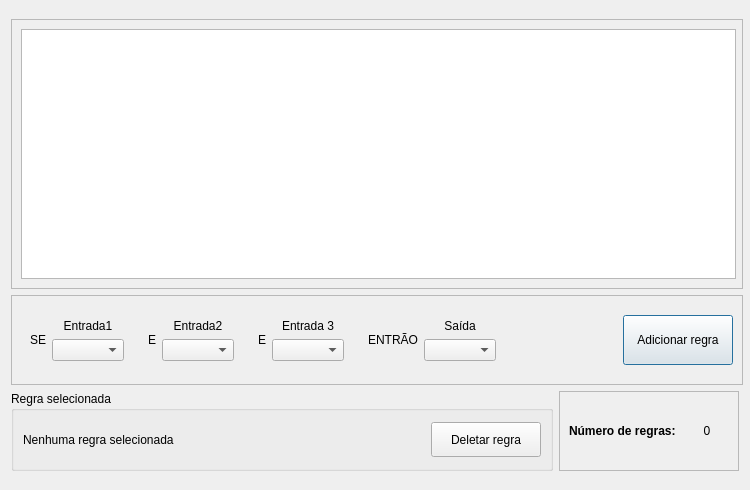
This is src/rulewindow.ui in carvalhojldc/fuzzy-control as Qt 5 draws it before an edit. The edited form follows.
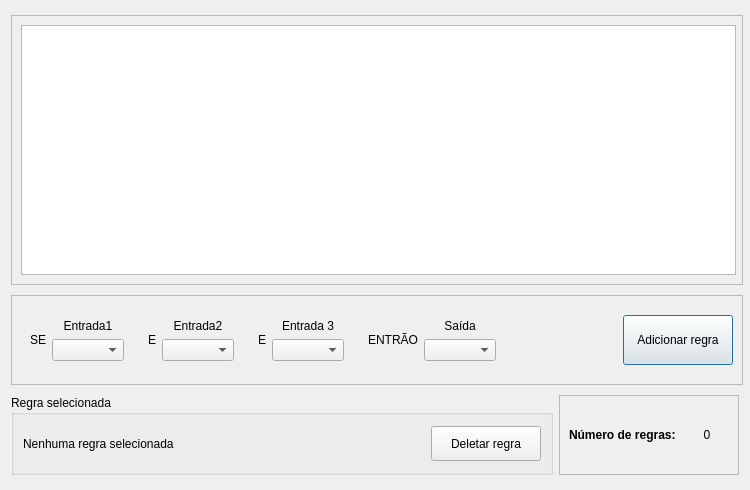
This is the edited form.

Patch:
```diff
--- a/src/rulewindow.ui
+++ b/src/rulewindow.ui
@@ -33,8 +33,6 @@
   </property>
   <layout class="QGridLayout" name="gridLayout_14">
    <item row="0" column="0">
-    <layout class="QGridLayout" name="gridLayout_13">
-     <item row="0" column="0" colspan="2">
       <widget class="QFrame" name="frame_2">
        <property name="sizePolicy">
         <sizepolicy hsizetype="Fixed" vsizetype="Fixed">
@@ -87,7 +85,7 @@
        </layout>
       </widget>
      </item>
-     <item row="1" column="0" colspan="2">
+   <item row="1" column="0">
       <widget class="QFrame" name="frame">
        <property name="minimumSize">
         <size>
@@ -295,6 +293,8 @@
       </widget>
      </item>
      <item row="2" column="0">
+    <layout class="QGridLayout" name="gridLayout_13">
+     <item row="0" column="0">
       <widget class="QGroupBox" name="groupBox">
        <property name="title">
         <string>Regra selecionada</string>
@@ -350,7 +350,7 @@
        </layout>
       </widget>
      </item>
-     <item row="2" column="1">
+     <item row="0" column="1">
       <widget class="QFrame" name="frame_3">
        <property name="minimumSize">
         <size>
```
Left out of the diff: 9 changed lines with no effect on the pictures. Lines whose indentation alone changed are shown as unchanged.
